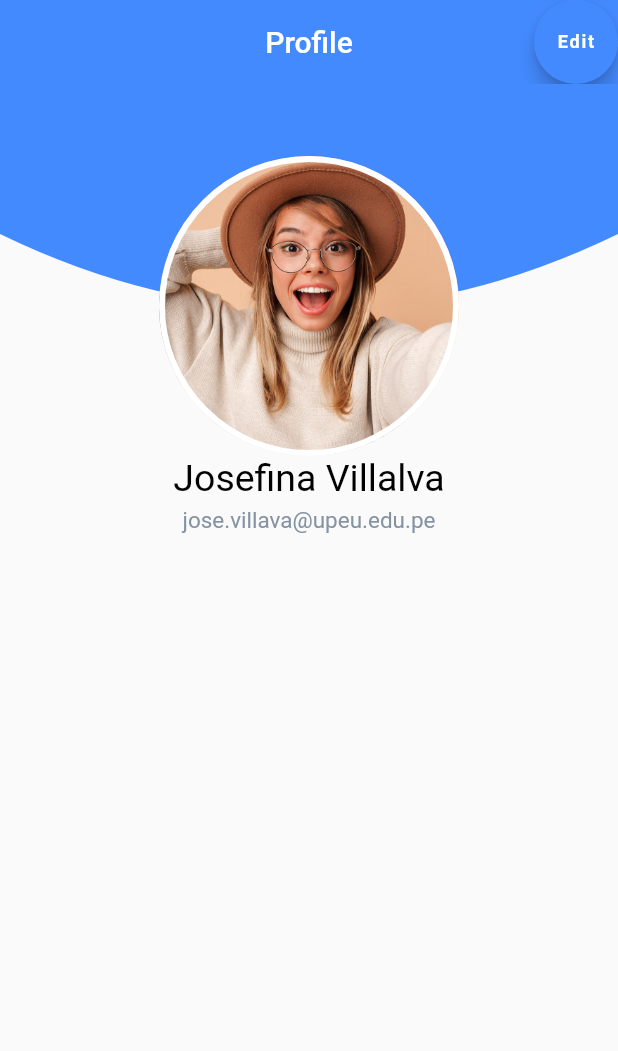
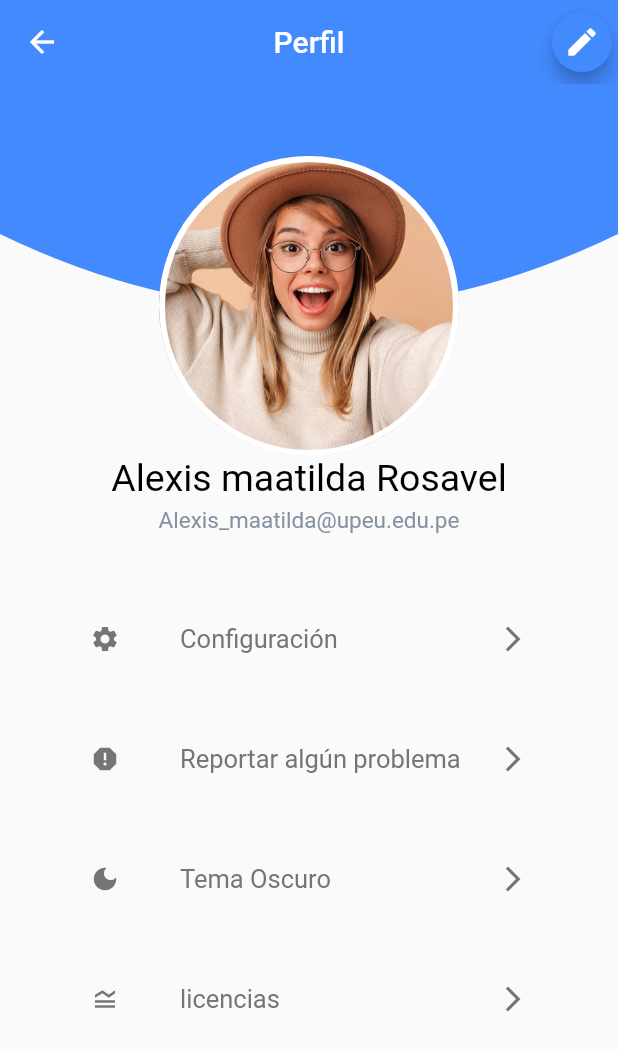
Before and after one commit to jesquivel22/Proyecto_Moviles, a Flutter app: the PerfilScreen screen opened by its route, on a phone screen of 412 x 824 dp. Shown: the top 1051 px of the screen. Run offline on Flutter 3.47's test engine with Material 2 defaults, Android fonts, the phone set to English and light mode, and no system bars; our stand-ins replace fl_chart.

```diff
--- a/lib/screens/perfil_screen.dart
+++ b/lib/screens/perfil_screen.dart
@@ -16,21 +16,20 @@ class PerfilScreen extends StatelessWidget {
   AppBar buildAppBar() {
     return AppBar(
       backgroundColor: AppTheme.primary,
-      leading: SizedBox(),
+      // leading: SizedBox(),
       centerTitle: true,
-      title: Text("Profile"),
+      title: Text("Perfil"),
       actions: <Widget>[
-        FloatingActionButton(
-          onPressed: () {},
-          child: Text(
-            "Edit",
-            style: TextStyle(
-              color: Colors.white,
-              fontSize: 12,
-              fontWeight: FontWeight.bold,
-            ),
-          ),
-        )
+        FloatingActionButton.small(onPressed: () {}, child: Icon(Icons.edit)
+            // Text(
+            //   "Editar",
+            //   style: TextStyle(
+            //     color: Colors.white,
+            //     fontSize: 12,
+            //     fontWeight: FontWeight.bold,
+            //   ),
+            // ),
+            )
       ],
     );
   }
--- a/lib/screens/screens.dart
+++ b/lib/screens/screens.dart
@@ -1,5 +1,6 @@
+export 'package:fl_components/screens/reportes_screen.dart';
+
 export 'package:fl_components/screens/doc_screen.dart';
-export 'package:fl_components/screens/reportes_screen.dart';
 export 'package:fl_components/screens/perfil_screen.dart';
 export 'package:fl_components/screens/menu_screen.dart';
 export 'package:flutter/material.dart';
--- a/lib/widgets/custom_body.dart
+++ b/lib/widgets/custom_body.dart
@@ -1,5 +1,4 @@
-import 'package:fl_components/size_config.dart';
-import 'package:fl_components/theme/app_theme.dart';
+import 'package:fl_components/widgets/custom_info.dart';
 import 'package:flutter/material.dart';
 
 class CustomBody extends StatelessWidget {
@@ -9,75 +8,82 @@ class CustomBody extends StatelessWidget {
   Widget build(BuildContext context) {
     // double defaultSize = SizeConfig.defaultSize;
     return Column(
-      children: <Widget>[
+      children: const <Widget>[
+        info(
+          name: "Alexis maatilda Rosavel",
+          email: "Alexis_maatilda@upeu.edu.pe",
+          image: "assets/perfil.jpg",
+        ),
         SizedBox(
-          height: 300,
-          child: Stack(
-            children: <Widget>[
-              ClipPath(
-                clipper: CustomShape(),
-                child: Container(
-                  height: 200,
-                  color: AppTheme.primary,
-                ),
-              ),
-              Center(
-                child: Column(
-                  mainAxisAlignment: MainAxisAlignment.end,
-                  children: <Widget>[
-                    Container(
-                      height: 200,
-                      width: 200,
-                      decoration: BoxDecoration(
-                          shape: BoxShape.circle,
-                          border: Border.all(
-                            color: Colors.white,
-                            width: 4,
-                          ),
-                          image: DecorationImage(
-                              fit: BoxFit.cover,
-                              image: AssetImage("assets/perfil.jpg"))),
-                    ),
-                    Text(
-                      "Josefina Villalva",
-                      style: TextStyle(
-                        fontSize: 25,
-                        color: Colors.black,
-                      ),
-                    ),
-                    SizedBox(height: 5),
-                    Text("jose.villava@upeu.edu.pe",
-                        style: TextStyle(
-                          fontWeight: FontWeight.w400,
-                          color: Color(0xFF8492A2),
-                          fontSize: 15,
-                        ))
-                  ],
-                ),
-              )
-            ],
-          ),
+          height: 30,
+        ),
+        ProfileMenuItem(
+          icono: Icons.settings,
+          router: "",
+          title: "Configuración",
+        ),
+        ProfileMenuItem(
+          icono: Icons.report,
+          router: "",
+          title: "Reportar algún problema",
+        ),
+        ProfileMenuItem(
+          icono: Icons.dark_mode,
+          router: "",
+          title: "Tema Oscuro",
+        ),
+        ProfileMenuItem(
+          icono: Icons.legend_toggle_sharp,
+          router: "",
+          title: "licencias",
         )
       ],
     );
   }
 }
 
-class CustomShape extends CustomClipper<Path> {
-  @override
-  bool shouldReclip(covariant CustomClipper<Path> oldClipper) {
-    return true;
-  }
+class ProfileMenuItem extends StatelessWidget {
+  const ProfileMenuItem({
+    Key? key,
+    required this.icono,
+    required this.title,
+    required this.router,
+  }) : super(key: key);
+  final IconData icono;
+  final String title;
+  final String router;
 
   @override
-  Path getClip(Size size) {
-    var path = Path();
-    double height = size.height;
-    double width = size.width;
-    path.lineTo(0, height - 100);
-    path.quadraticBezierTo(width / 2, height, width, height - 100);
-    path.lineTo(width, 0);
-    path.close();
-    return path;
+  Widget build(BuildContext context) {
+    return InkWell(
+      onTap: () {
+        Navigator.pushNamed(context, "$router");
+      },
+      child: Padding(
+        padding: EdgeInsets.symmetric(horizontal: 60, vertical: 30),
+        child: Row(
+          children: <Widget>[
+            Icon(
+              icono,
+              size: 20,
+              color: Colors.grey[600],
+            ),
+            SizedBox(
+              width: 40,
+            ),
+            Text(
+              title,
+              style: TextStyle(fontSize: 17, color: Colors.grey[600]),
+            ),
+            Spacer(),
+            Icon(
+              Icons.arrow_forward_ios,
+              size: 20,
+              color: Colors.grey[600],
+            )
+          ],
+        ),
+      ),
+    );
   }
 }
--- /dev/null
+++ b/lib/widgets/custom_info.dart
@@ -0,0 +1,82 @@
+import 'package:fl_components/theme/app_theme.dart';
+import 'package:flutter/material.dart';
+
+class info extends StatelessWidget {
+  const info({
+    Key? key,
+    required this.name,
+    required this.email,
+    required this.image,
+  }) : super(key: key);
+
+  final String name, email, image;
+  @override
+  Widget build(BuildContext context) {
+    return SizedBox(
+      height: 300,
+      child: Stack(
+        children: <Widget>[
+          ClipPath(
+            clipper: CustomShape(),
+            child: Container(
+              height: 200,
+              color: AppTheme.primary,
+            ),
+          ),
+          Center(
+            child: Column(
+              mainAxisAlignment: MainAxisAlignment.end,
+              children: <Widget>[
+                Container(
+                  height: 200,
+                  width: 200,
+                  decoration: BoxDecoration(
+                      shape: BoxShape.circle,
+                      border: Border.all(
+                        color: Colors.white,
+                        width: 4,
+                      ),
+                      image: DecorationImage(
+                          fit: BoxFit.cover, image: AssetImage(image))),
+                ),
+                Text(
+                  name,
+                  style: TextStyle(
+                    fontSize: 25,
+                    color: Colors.black,
+                  ),
+                ),
+                const SizedBox(height: 5),
+                Text(email,
+                    style: TextStyle(
+                      fontWeight: FontWeight.w400,
+                      color: Color(0xFF8492A2),
+                      fontSize: 15,
+                    ))
+              ],
+            ),
+          )
+        ],
+      ),
+    );
+  }
+}
+
+class CustomShape extends CustomClipper<Path> {
+  @override
+  bool shouldReclip(covariant CustomClipper<Path> oldClipper) {
+    return true;
+  }
+
+  @override
+  Path getClip(Size size) {
+    var path = Path();
+    double height = size.height;
+    double width = size.width;
+    path.lineTo(0, height - 100);
+    path.quadraticBezierTo(width / 2, height, width, height - 100);
+    path.lineTo(width, 0);
+    path.close();
+    return path;
+  }
+}
--- a/lib/widgets/widgets.dart
+++ b/lib/widgets/widgets.dart
@@ -1,3 +1,5 @@
+export 'package:fl_components/widgets/custom_body.dart';
+
 export 'package:fl_components/widgets/custom_body.dart';
 
 export 'package:fl_components/widgets/custom_grafico.dart';
```
Also changed, not shown: lib/screens/doc_screen.dart (+103 -4 lines), lib/screens/reportes_screen.dart (+72 -3 lines).
